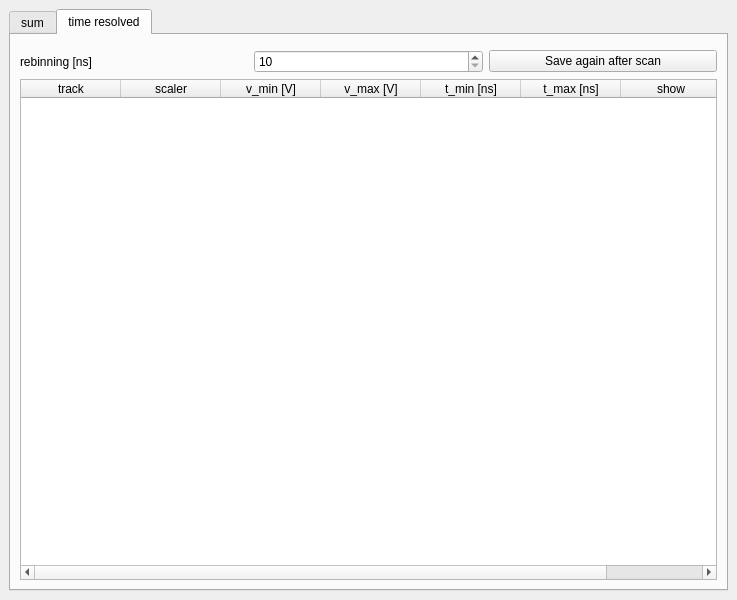
First picture: the form in TildaHost/source/Interface/LiveDataPlottingUi/Ui_LiveDataPlotting.ui, repository lasersphere/Tilda, before the edit.
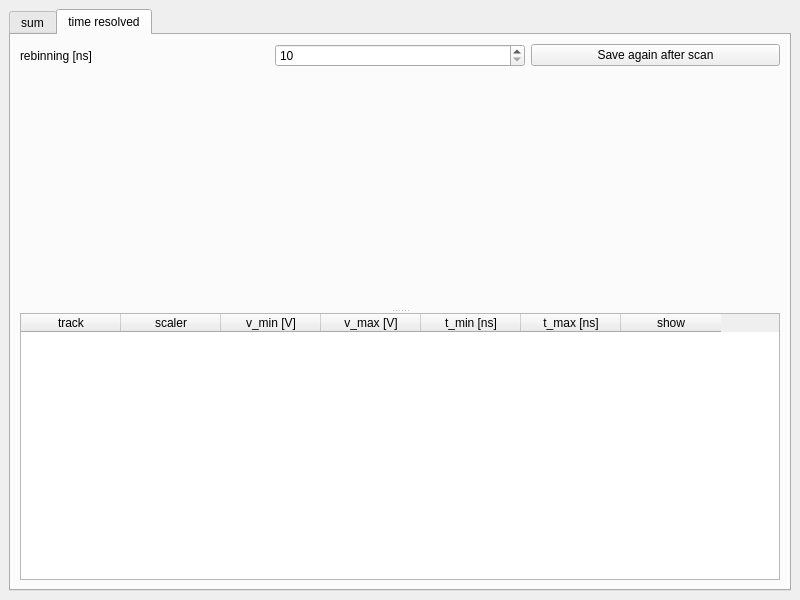
Second picture: the form after the edit.

```diff
--- a/TildaHost/source/Interface/LiveDataPlottingUi/Ui_LiveDataPlotting.ui
+++ b/TildaHost/source/Interface/LiveDataPlottingUi/Ui_LiveDataPlotting.ui
@@ -6,7 +6,7 @@
    <rect>
     <x>0</x>
     <y>0</y>
-    <width>737</width>
+    <width>800</width>
     <height>600</height>
    </rect>
   </property>
@@ -126,9 +126,6 @@
         <string>time resolved</string>
        </attribute>
        <layout class="QVBoxLayout" name="verticalLayout_4">
-        <item>
-         <widget class="QWidget" name="widget_tres_plot" native="true"/>
-        </item>
         <item>
          <layout class="QGridLayout" name="gridLayout">
           <item row="0" column="2">
@@ -167,7 +164,27 @@
          </layout>
         </item>
         <item>
+         <widget class="QSplitter" name="splitter">
+          <property name="orientation">
+           <enum>Qt::Vertical</enum>
+          </property>
+          <property name="opaqueResize">
+           <bool>true</bool>
+          </property>
+          <widget class="QWidget" name="widget_tres_plot" native="true"/>
          <widget class="QTableWidget" name="tableWidget_gates">
+           <property name="sizePolicy">
+            <sizepolicy hsizetype="Expanding" vsizetype="Expanding">
+             <horstretch>0</horstretch>
+             <verstretch>0</verstretch>
+            </sizepolicy>
+           </property>
+           <property name="minimumSize">
+            <size>
+             <width>0</width>
+             <height>0</height>
+            </size>
+           </property>
           <property name="sizeAdjustPolicy">
            <enum>QAbstractScrollArea::AdjustToContents</enum>
           </property>
@@ -209,6 +226,7 @@
             <string>show</string>
            </property>
           </column>
+          </widget>
          </widget>
         </item>
        </layout>
```
Lines whose indentation alone changed are shown as unchanged.
